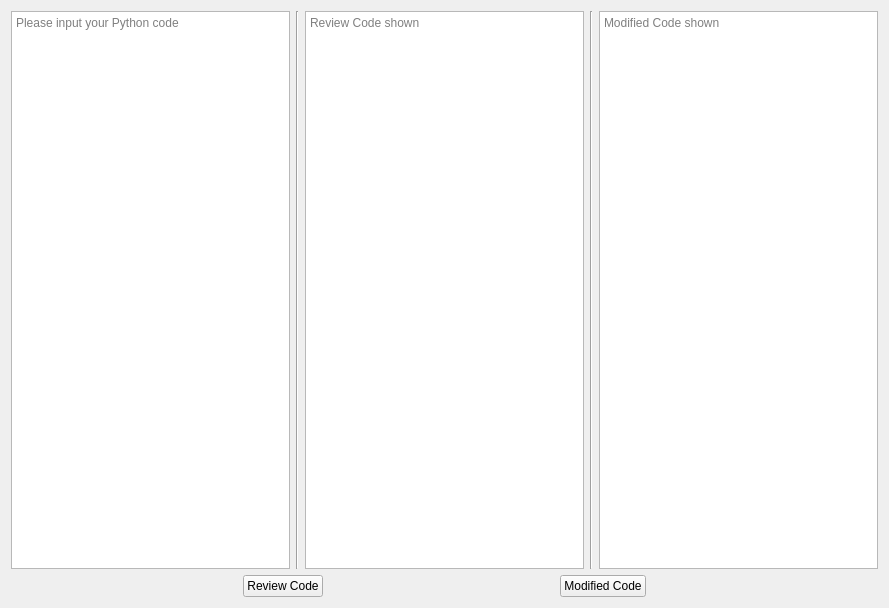
Above: ui/GUI.ui from stromcao/ezIDEA_GUI before the change. Below: the same form after it.
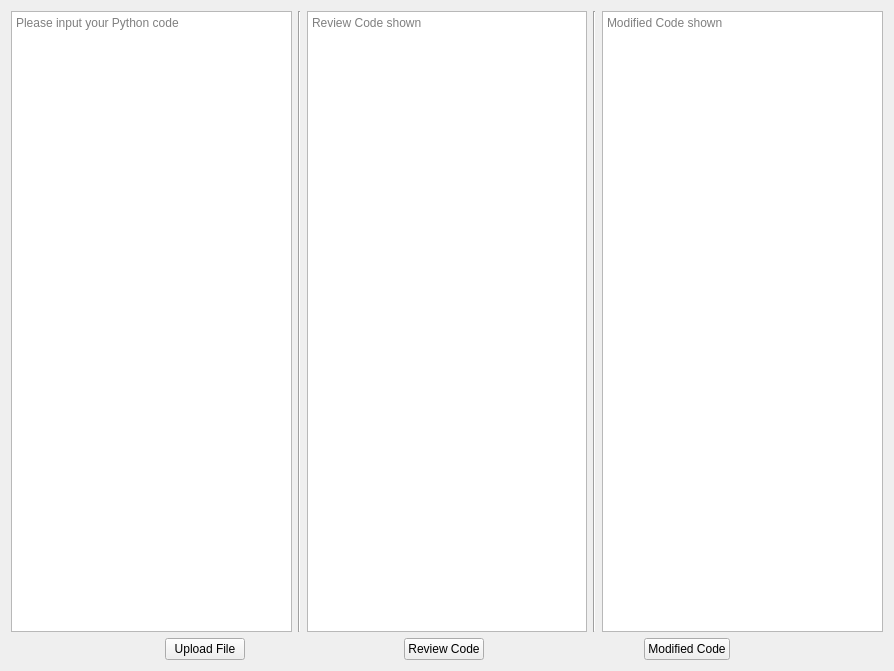
That is the form after the change.

Commit message: It add a upload Python file button for user to upload the file directly.

What changed in the file:
```diff
--- a/ui/GUI.ui
+++ b/ui/GUI.ui
@@ -6,8 +6,8 @@
    <rect>
     <x>0</x>
     <y>0</y>
-    <width>889</width>
-    <height>608</height>
+    <width>894</width>
+    <height>671</height>
    </rect>
   </property>
   <property name="windowTitle">
@@ -71,6 +71,29 @@
    </item>
    <item>
     <layout class="QHBoxLayout" name="horizontalLayout_2">
+     <item>
+      <spacer name="horizontalSpacer_4">
+       <property name="orientation">
+        <enum>Qt::Horizontal</enum>
+       </property>
+       <property name="sizeHint" stdset="0">
+        <size>
+         <width>40</width>
+         <height>20</height>
+        </size>
+       </property>
+      </spacer>
+     </item>
+     <item>
+      <widget class="QPushButton" name="UploadButton">
+       <property name="accessibleName">
+        <string/>
+       </property>
+       <property name="text">
+        <string>Upload File</string>
+       </property>
+      </widget>
+     </item>
      <item>
       <spacer name="horizontalSpacer_3">
        <property name="orientation">
```
The commit also changes 1 other file.
